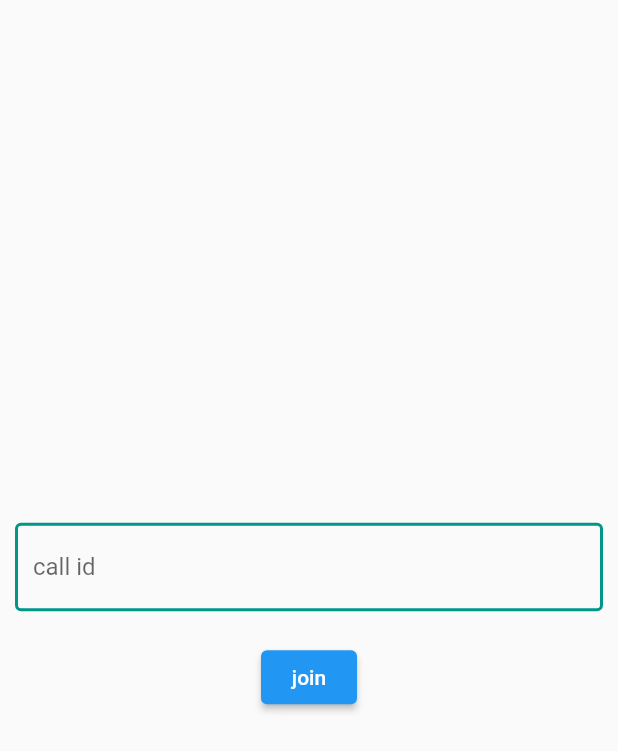
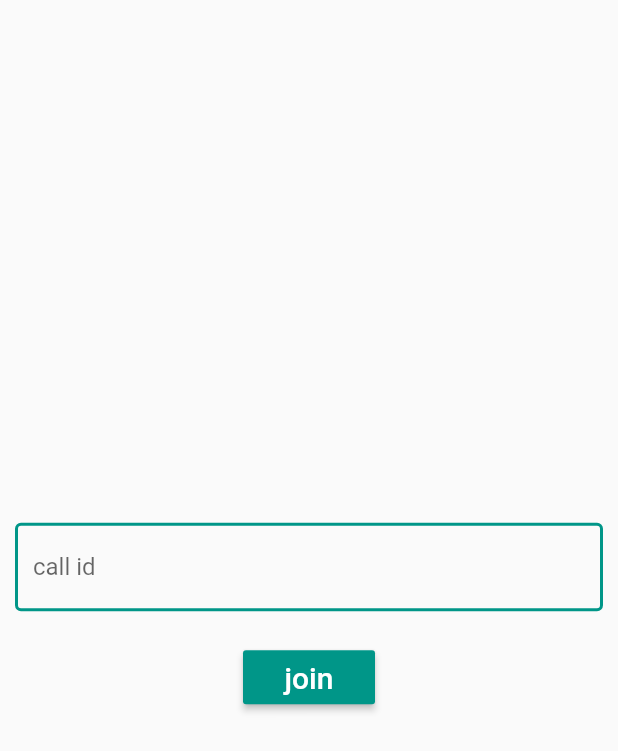
Before and after one commit to naseerx/videocall, a Flutter app: the screen it shows after launch, after a tap on "Login", on a phone screen of 412 x 824 dp. Shown: the top 751 px of the screen. Run offline on Flutter 3.47's test engine with Material 2 defaults, Android fonts, the phone set to English and light mode, and no system bars; missing offline and left inert: zego_uikit_prebuilt_call.

Commit message:
pictures added

```diff
--- a/lib/screens/video_call.dart
+++ b/lib/screens/video_call.dart
@@ -45,7 +45,8 @@ class _VideoCallingState extends State<VideoCalling> {
               const SizedBox(
                 height: 20,
               ),
-              ElevatedButton(
+              MaterialButton(
+                color: Colors.teal,
                 onPressed: () {
                   Navigator.push(
                     context,
@@ -58,7 +59,7 @@ class _VideoCallingState extends State<VideoCalling> {
                     }),
                   );
                 },
-                child: const Text("join"),
+                child: const Text("join",style: TextStyle(fontSize: 20,color: Colors.white),),
               )
             ],
           ),
```
Also changed, not shown: ss/1.png (added), ss/2.png (added), ss/3.png (added).
